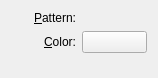
Above: krita/plugins/generators/pattern/wdgpatternoptions.ui from KDE/krita before the change. Below: the same form after it.
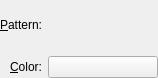
That is the form after the change. Custom widgets are drawn as their Qt base class.

Commit message:
Fix layout of the pattern widget for the create Fill Layer dialog
Patch by Moritz Molch. Thanks!
CCMAIL:kde@moritzmolch.de
REVIEW:122858

What changed in the file:
```diff
--- a/krita/plugins/generators/pattern/wdgpatternoptions.ui
+++ b/krita/plugins/generators/pattern/wdgpatternoptions.ui
@@ -11,6 +11,18 @@
    </rect>
   </property>
   <layout class="QGridLayout" name="gridLayout_2">
+   <property name="leftMargin">
+    <number>0</number>
+   </property>
+   <property name="topMargin">
+    <number>0</number>
+   </property>
+   <property name="rightMargin">
+    <number>0</number>
+   </property>
+   <property name="bottomMargin">
+    <number>0</number>
+   </property>
    <item row="0" column="0">
     <layout class="QGridLayout" name="gridLayout">
      <item row="0" column="0">
@@ -45,24 +57,18 @@
      <item row="1" column="1">
       <widget class="KColorButton" name="bnColor"/>
      </item>
+     <item row="0" column="1">
+      <widget class="KisPatternChooser" name="patternChooser" native="true">
+       <property name="sizePolicy">
+        <sizepolicy hsizetype="Expanding" vsizetype="Expanding">
+         <horstretch>0</horstretch>
+         <verstretch>0</verstretch>
+        </sizepolicy>
+       </property>
+      </widget>
+     </item>
     </layout>
    </item>
-   <item row="1" column="0">
-    <spacer>
-     <property name="orientation">
-      <enum>Qt::Vertical</enum>
-     </property>
-     <property name="sizeType">
-      <enum>QSizePolicy::Expanding</enum>
-     </property>
-     <property name="sizeHint" stdset="0">
-      <size>
-       <width>20</width>
-       <height>21</height>
-      </size>
-     </property>
-    </spacer>
-   </item>
   </layout>
  </widget>
  <customwidgets>
```
Left out of the diff: 3 changed lines with no effect on the pictures. The commit also changes 3 other files.
